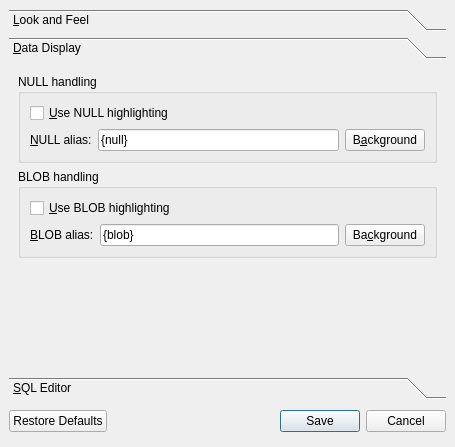
Above: Sqliteman/sqliteman/preferencesdialog.ui from iamkjg/sqliteman before the change. Below: the same form after it.
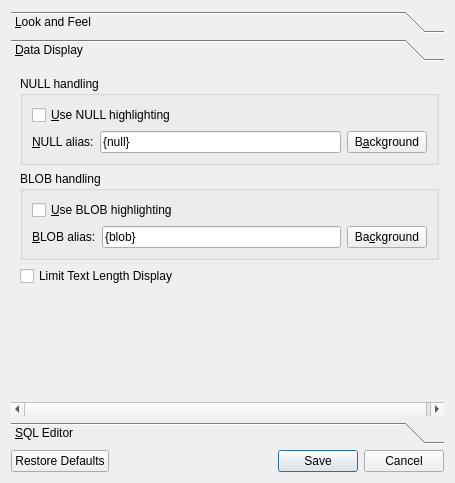
That is the form after the change. The open tabs and pages were chosen to show the change.

Commit message: fixed #9: text wrap within a column

```diff
--- a/Sqliteman/sqliteman/preferencesdialog.ui
+++ b/Sqliteman/sqliteman/preferencesdialog.ui
@@ -6,37 +6,15 @@
     <x>0</x>
     <y>0</y>
     <width>455</width>
-    <height>447</height>
+    <height>483</height>
    </rect>
   </property>
   <property name="windowTitle" >
    <string>Preferences</string>
   </property>
-  <widget class="QDialogButtonBox" name="buttonBox" >
-   <property name="geometry" >
-    <rect>
-     <x>9</x>
-     <y>405</y>
-     <width>437</width>
-     <height>33</height>
-    </rect>
-   </property>
-   <property name="orientation" >
-    <enum>Qt::Horizontal</enum>
-   </property>
-   <property name="standardButtons" >
-    <set>QDialogButtonBox::Cancel|QDialogButtonBox::NoButton|QDialogButtonBox::RestoreDefaults|QDialogButtonBox::Save</set>
-   </property>
-  </widget>
+  <layout class="QGridLayout" >
+   <item row="0" column="0" >
   <widget class="QToolBox" name="toolBox" >
-   <property name="geometry" >
-    <rect>
-     <x>9</x>
-     <y>9</y>
-     <width>437</width>
-     <height>390</height>
-    </rect>
-   </property>
    <property name="currentIndex" >
     <number>2</number>
    </property>
@@ -161,43 +139,36 @@
      <rect>
       <x>0</x>
       <y>0</y>
-      <width>306</width>
-      <height>254</height>
+        <width>437</width>
+        <height>310</height>
      </rect>
     </property>
     <attribute name="label" >
      <string>&amp;Data Display</string>
     </attribute>
     <layout class="QGridLayout" >
-     <property name="margin" >
-      <number>9</number>
-     </property>
-     <property name="spacing" >
-      <number>6</number>
-     </property>
-     <item row="2" column="0" >
-      <spacer>
-       <property name="orientation" >
-        <enum>Qt::Vertical</enum>
-       </property>
-       <property name="sizeHint" >
-        <size>
-         <width>20</width>
-         <height>40</height>
-        </size>
-       </property>
-      </spacer>
-     </item>
      <item row="0" column="0" >
       <widget class="QGroupBox" name="groupBox" >
        <property name="title" >
         <string>NULL handling</string>
        </property>
        <layout class="QGridLayout" >
-        <property name="margin" >
+          <property name="leftMargin" >
          <number>9</number>
         </property>
-        <property name="spacing" >
+          <property name="topMargin" >
+           <number>9</number>
+          </property>
+          <property name="rightMargin" >
+           <number>9</number>
+          </property>
+          <property name="bottomMargin" >
+           <number>9</number>
+          </property>
+          <property name="horizontalSpacing" >
+           <number>6</number>
+          </property>
+          <property name="verticalSpacing" >
          <number>6</number>
         </property>
         <item row="0" column="0" colspan="3" >
@@ -252,7 +223,19 @@
         <property name="margin" >
          <number>9</number>
         </property>
-        <property name="spacing" >
+          <property name="topMargin" >
+           <number>9</number>
+          </property>
+          <property name="rightMargin" >
+           <number>9</number>
+          </property>
+          <property name="bottomMargin" >
+           <number>9</number>
+          </property>
+          <property name="horizontalSpacing" >
+           <number>6</number>
+          </property>
+          <property name="verticalSpacing" >
          <number>6</number>
         </property>
         <item row="0" column="0" colspan="3" >
@@ -298,6 +281,26 @@
        </layout>
       </widget>
      </item>
+       <item row="2" column="0" >
+        <widget class="QCheckBox" name="cropColumnsCheckBox" >
+         <property name="text" >
+          <string>Limit Text Length Display</string>
+         </property>
+        </widget>
+       </item>
+       <item row="3" column="0" >
+        <spacer>
+         <property name="orientation" >
+          <enum>Qt::Vertical</enum>
+         </property>
+         <property name="sizeHint" >
+          <size>
+           <width>419</width>
+           <height>20</height>
+          </size>
+         </property>
+        </spacer>
+       </item>
     </layout>
    </widget>
    <widget class="QWidget" name="page_3" >
@@ -420,6 +423,18 @@
     </layout>
    </widget>
   </widget>
+   </item>
+   <item row="1" column="0" >
+    <widget class="QDialogButtonBox" name="buttonBox" >
+     <property name="orientation" >
+      <enum>Qt::Horizontal</enum>
+     </property>
+     <property name="standardButtons" >
+      <set>QDialogButtonBox::Cancel|QDialogButtonBox::NoButton|QDialogButtonBox::RestoreDefaults|QDialogButtonBox::Save</set>
+     </property>
+    </widget>
+   </item>
+  </layout>
  </widget>
  <resources/>
  <connections>
```
Left out of the diff: 75 changed lines with no effect on the pictures. Lines whose indentation alone changed are shown as unchanged. The commit also changes 4 other files.
